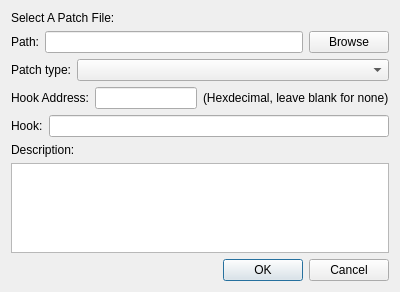
wario-land/WL4Editor, file Dialog/PatchEditDialog.ui: the form before one commit.
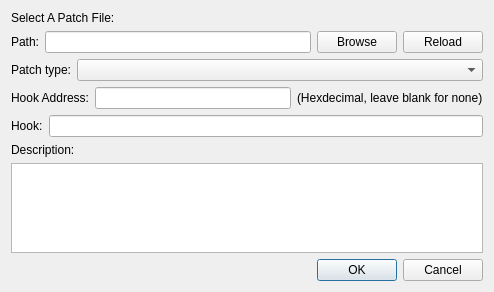
The form after the commit.

What changed in the file:
```diff
--- a/Dialog/PatchEditDialog.ui
+++ b/Dialog/PatchEditDialog.ui
@@ -6,7 +6,7 @@
    <rect>
     <x>0</x>
     <y>0</y>
-    <width>400</width>
+    <width>494</width>
     <height>292</height>
    </rect>
   </property>
@@ -46,6 +46,13 @@
        </property>
       </widget>
      </item>
+     <item>
+      <widget class="QPushButton" name="pushButton_Reload">
+       <property name="text">
+        <string>Reload</string>
+       </property>
+      </widget>
+     </item>
     </layout>
    </item>
    <item>
```
